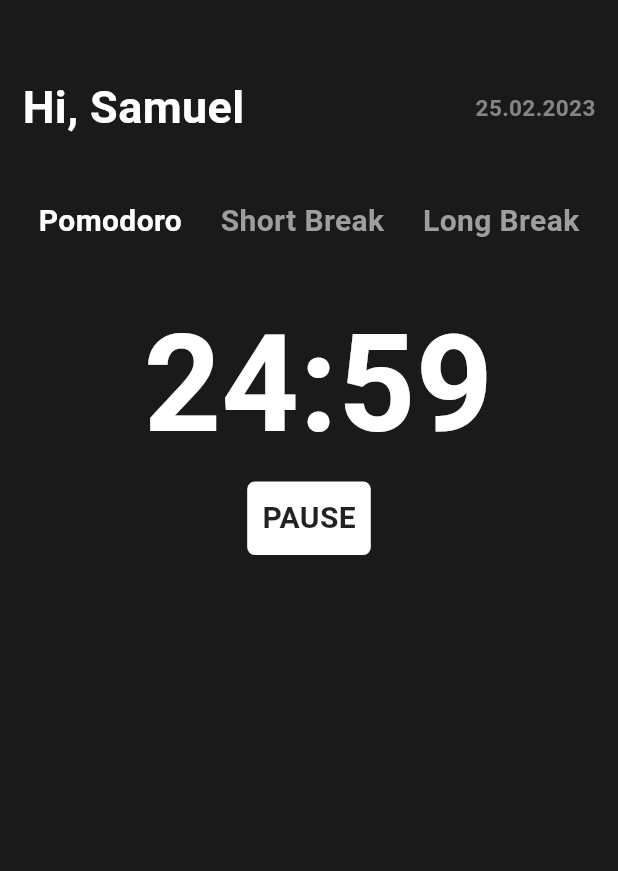
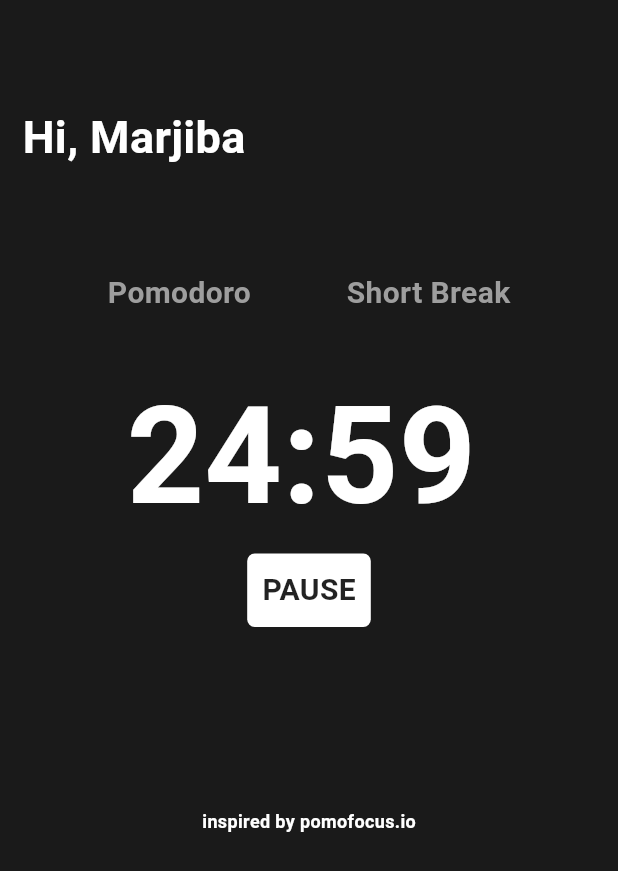
Before and after one commit to thenose-samuel/pomodoro-timer, a Flutter app: the screen it shows after launch, after a tap on "START", on a phone screen of 412 x 824 dp. Shown: the top 871 px of the screen. Run offline on Flutter 3.47's test engine with Material 2 defaults, Android fonts, the phone set to English and light mode, and no system bars.

Commit message:
added short break

```diff
--- a/lib/colors.dart
+++ b/lib/colors.dart
@@ -1,10 +1,12 @@
 import 'package:flutter/material.dart';
 
-class AppColors{
+class AppColors {
   static const Color backgroundDim = Color(0xFF1a1a1a);
   static const Color backgroundRed = Color(0xFFEF5350);
   static const Color backgroundBlue = Color(0xFF38858a);
   static const Color containerRed = Color(0xFFE57373);
   static const Color containerBlue = Color(0xFF4c9196);
   static const Color textDim = Color(0xFFaaaaaa);
+  static const Color startPomodoro = backgroundRed;
+  static const Color startShortBreak = backgroundBlue;
 }
--- a/lib/main.dart
+++ b/lib/main.dart
@@ -1,6 +1,3 @@
-import 'dart:async';
-import 'dart:developer';
-
 import 'package:flutter/material.dart';
 import 'package:pomodoro/colors.dart';
 import 'package:pomodoro/state.dart';
@@ -25,7 +22,7 @@
         ChangeNotifierProvider(
             create: (context) => AppState(page: CurrentPage.pomodoro)),
         ChangeNotifierProvider(create: (context) => TimerState()),
-      ], child: HomePage()),
+      ], child: const HomePage()),
     );
   }
 }
@@ -37,16 +34,27 @@
   Widget build(BuildContext context) {
     return Scaffold(
       body: Column(
-        children: [
-          const SizedBox(
-            height: 50,
+        children: const [
+          SizedBox(
+            height: 70,
           ),
           Padding(
               padding: EdgeInsets.only(left: 15, right: 15), child: TopBar()),
-          const SizedBox(
+          SizedBox(
+            height: 40,
+          ),
+          Padding(
+            padding: EdgeInsets.all(8.0),
+            child: Body(),
+          ),
+          SizedBox(
             height: 20,
           ),
-          Body(),
+          Text('inspired by pomofocus.io',
+              style: TextStyle(
+                  color: Colors.white,
+                  fontSize: 12,
+                  fontWeight: FontWeight.bold))
         ],
       ),
       backgroundColor: const Color(0xFF1a1a1a),
@@ -59,24 +67,22 @@
 
   @override
   Widget build(BuildContext context) {
-    return Container(
-      child: Row(
+    return Row(
       mainAxisAlignment: MainAxisAlignment.spaceBetween,
       children: const [
         Text(
-            'Hi, Samuel',
+          'Hi, Marjiba',
           style: TextStyle(
               color: Colors.white, fontWeight: FontWeight.bold, fontSize: 30),
         ),
-          Text(
-            '25.02.2023',
-            style: TextStyle(
-                color: Color(0xFF858584),
-                fontSize: 15,
-                fontWeight: FontWeight.bold),
-          )
+        // Text(
+        //   '25.02.2023',
+        //   style: TextStyle(
+        //       color: Color(0xFF858584),
+        //       fontSize: 15,
+        //       fontWeight: FontWeight.bold),
+        // )
       ],
-      ),
     );
   }
 }
@@ -86,42 +92,61 @@
 
   @override
   Widget build(BuildContext context) {
-    return Expanded(
-      child: Consumer<AppState>(
+    return Consumer<AppState>(
       builder: (context, page, child) => AnimatedContainer(
+        height: 350,
         curve: Curves.fastOutSlowIn,
         decoration: BoxDecoration(
             color: page.backgroundColor,
-              borderRadius: const BorderRadius.only(
-                  topLeft: Radius.circular(35), topRight: Radius.circular(35))),
+            borderRadius: const BorderRadius.all(Radius.circular(35))),
         duration: const Duration(seconds: 1),
         child: Column(
           mainAxisAlignment: MainAxisAlignment.start,
-            crossAxisAlignment: CrossAxisAlignment.center,
+          // crossAxisAlignment: CrossAxisAlignment.center,
           children: [
             const SizedBox(
               height: 20,
             ),
             Row(mainAxisAlignment: MainAxisAlignment.spaceEvenly, children: [
-                Text('Pomodoro',
+              Consumer<TimerState>(
+                builder: (context, timer, _) => GestureDetector(
+                  onTap: () {
+                    timer.pause(pause: true);
+                    page.changeTheme(CurrentPage.pomodoro);
+                    timer.setInitialTime(const Duration(minutes: 25));
+                  },
+                  child: Text('Pomodoro',
                       style: TextStyle(
                           fontWeight: FontWeight.bold,
-                        color: Colors.white,
+                          color: page.page == CurrentPage.pomodoro
+                              ? Colors.white
+                              : Colors.grey,
                           fontSize: 20)),
-                GestureDetector(
-                    onTap: () => {
-
+                ),
+              ),
+              Consumer<TimerState>(
+                builder: (context, timer, _) => GestureDetector(
+                    onTap: () {
+                      timer.pause(pause: true);
+                      page.changeTheme(CurrentPage.shortBreak);
+                      timer.setInitialTime(const Duration(minutes: 5));
                     },
                     child: Text('Short Break',
                         style: TextStyle(
                             fontWeight: FontWeight.bold,
-                            color: Colors.grey,
+                            color: page.page == CurrentPage.shortBreak
+                                ? Colors.white
+                                : Colors.grey,
                             fontSize: 20))),
-                Text('Long Break',
-                    style: TextStyle(
-                        fontWeight: FontWeight.bold,
-                        color: Colors.grey,
-                        fontSize: 20)),
+              ),
+              // GestureDetector(
+              //   onTap: () => {page.changeTheme(CurrentPage.shortBreak)},
+              //   child: const Text('Long Break',
+              //       style: TextStyle(
+              //           fontWeight: FontWeight.bold,
+              //           color: Colors.grey,
+              //           fontSize: 20)),
+              // ),
             ]),
             const SizedBox(
               height: 20,
@@ -136,13 +161,12 @@
                     padding: const EdgeInsets.only(
                         top: 10, bottom: 10, left: 30, right: 30),
                     decoration: BoxDecoration(
-                        borderRadius:
-                            const BorderRadius.all(Radius.circular(40)),
+                      borderRadius: const BorderRadius.all(Radius.circular(40)),
                       color: page.containerColor,
                     ),
                     child: Column(
                       crossAxisAlignment: CrossAxisAlignment.center,
-                        children: [
+                      children: const [
                         CountdownTimer(),
                         SizedBox(
                           height: 20,
@@ -154,9 +178,7 @@
             const SizedBox(
               height: 20,
             ),
-              // const Text('inspired by pomofocus.io', style: TextStyle(color: Colors.white, fontSize: 10, fontWeight: FontWeight.bold))
           ],
-          ),
         ),
       ),
     );
@@ -179,7 +201,7 @@
             padding: const EdgeInsets.only(right: 10.0),
             child: Consumer<TimerState>(
               builder: (context, timer, child) => Text(
-                '${(timer.remainingMinutes < 10) ? '0' : ''} ${timer.remainingMinutes}:${(timer.remainingSeconds < 10) ? '0' : ''}${timer.remainingSeconds}',
+                '${(timer.remainingMinutes < 10) ? '0' : ''}${timer.remainingMinutes}:${(timer.remainingSeconds < 10) ? '0' : ''}${timer.remainingSeconds}',
                 style: const TextStyle(
                     color: Colors.white,
                     fontSize: 90,
@@ -191,14 +213,24 @@
             builder: (context, timer, child) => GestureDetector(
               onTap: () {
                 if (!timer.timerRunning) {
+                  // if (page.page == CurrentPage.shortBreak) {
+                  //   timer.initialTime = const Duration(minutes: 5);
+                  // }
                   timer.startTimer();
                 } else {
                   timer.pause(pause: true);
                 }
-                if (page.page == CurrentPage.pomodoro) {
+                // page.changeTheme(CurrentPage.timerRunning);
+                if (page.page == CurrentPage.shortBreak ||
+                    page.page == CurrentPage.pomodoro) {
                   page.changeTheme(CurrentPage.timerRunning);
+                  return;
                 } else {
+                  if (page.prevPage == CurrentPage.pomodoro) {
                     page.changeTheme(CurrentPage.pomodoro);
+                  } else {
+                    page.changeTheme(CurrentPage.shortBreak);
+                  }
                 }
               },
               child: Container(
@@ -210,8 +242,11 @@
                 child: Text(
                   (!timer.timerRunning) ? 'START' : 'PAUSE',
                   style: TextStyle(
-                      color:
-                          (!timer.timerRunning) ? Colors.red : Colors.black87,
+                      color: (!timer.timerRunning)
+                          ? (page.page == CurrentPage.pomodoro)
+                              ? AppColors.startPomodoro
+                              : AppColors.startShortBreak
+                          : Colors.black87,
                       fontSize: 20,
                       fontWeight: FontWeight.bold),
                 ),
--- a/lib/state.dart
+++ b/lib/state.dart
@@ -3,39 +3,40 @@
 import 'package:pomodoro/colors.dart';
 import 'package:flutter/material.dart';
 
-enum CurrentPage {
-  pomodoro,
-  shortBreak,
-  timerRunning
-}
+enum CurrentPage { pomodoro, shortBreak, timerRunning }
 
-
-class AppState extends ChangeNotifier{
+class AppState extends ChangeNotifier {
   late CurrentPage page;
+  late CurrentPage prevPage;
   late Color backgroundColor;
   late Color containerColor;
-  AppState({required this.page}){
+  late Color startTextColor;
+  AppState({required this.page}) {
     changeTheme(page);
   }
 
-  void changeTheme(CurrentPage page){
-    if(page == CurrentPage.pomodoro){
+  void changeTheme(CurrentPage page) {
+    prevPage = this.page;
+    if (page == CurrentPage.pomodoro) {
       backgroundColor = AppColors.backgroundRed;
       containerColor = AppColors.containerRed;
+      startTextColor = Colors.black38;
       this.page = page;
       notifyListeners();
       return;
     }
-    if(page == CurrentPage.shortBreak){
+    if (page == CurrentPage.shortBreak) {
       backgroundColor = AppColors.backgroundBlue;
       containerColor = AppColors.containerBlue;
+      startTextColor = Colors.black38;
       this.page = page;
       notifyListeners();
       return;
     }
-    if(page == CurrentPage.timerRunning){
+    if (page == CurrentPage.timerRunning) {
       backgroundColor = AppColors.backgroundDim;
       containerColor = Colors.transparent;
+      startTextColor = Colors.black38;
       this.page = page;
       notifyListeners();
       return;
@@ -43,22 +44,33 @@
   }
 }
 
-class TimerState extends ChangeNotifier{
+class TimerState extends ChangeNotifier {
   Timer? countDownTimer;
   Duration initialTime = const Duration(minutes: 25);
   late int remainingSeconds = initialTime.inSeconds.remainder(60);
   late int remainingMinutes = initialTime.inMinutes;
   bool timerRunning = false;
 
+  void setInitialTime(Duration init) {
+    initialTime = init;
+    remainingMinutes = initialTime.inMinutes;
+    remainingSeconds = initialTime.inSeconds.remainder(60);
+    notifyListeners();
+  }
+
   void startTimer() {
     timerRunning = true;
     countDownTimer =
         Timer.periodic(const Duration(seconds: 1), (_) => countDown());
+    notifyListeners();
   }
+
   void pause({required bool pause}) {
     countDownTimer!.cancel();
     timerRunning = false;
+    notifyListeners();
   }
+
   void countDown() {
     final seconds = initialTime.inSeconds - 1;
     if (seconds < 0) {
```
Lines whose indentation alone changed are shown as unchanged.
